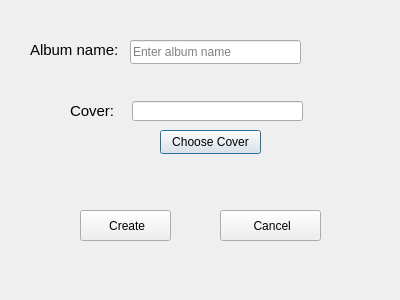
Old version of the form createalbumdialog.ui in the repository Kiana-hash/MusicAppQt.
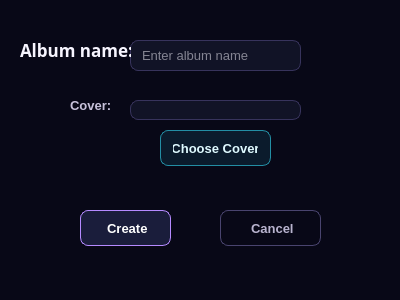
New version of the form.

Commit message: made the ui stylish with stylesheets and added resource file for  background images inside app

Diff of the .ui file:
```diff
--- a/createalbumdialog.ui
+++ b/createalbumdialog.ui
@@ -13,18 +13,360 @@
   <property name="windowTitle">
    <string>Dialog</string>
   </property>
+  <property name="styleSheet">
+   <string notr="true">/* =========================================
+   SHARED DARK SYNTHWAVE FOUNDATION
+   ========================================= */
+
+QWidget {
+    color: #F7F5FF;
+    font-family: &quot;Segoe UI&quot;;
+    font-size: 10pt;
+}
+
+QDialog,
+QMainWindow {
+    background-color: #080817;
+}
+
+/* ---------- Labels ---------- */
+
+QLabel {
+    color: #F7F5FF;
+    background-color: transparent;
+}
+
+/* ---------- Text inputs ---------- */
+
+QLineEdit,
+QTextEdit,
+QSpinBox,
+QComboBox {
+    color: #F7F5FF;
+    background-color: rgba(17, 19, 39, 235);
+
+    border: 1px solid #37335C;
+    border-radius: 8px;
+
+    padding: 6px 9px;
+
+    selection-background-color: #8B5CF6;
+    selection-color: white;
+}
+
+QLineEdit:hover,
+QTextEdit:hover,
+QSpinBox:hover,
+QComboBox:hover {
+    border-color: #625A92;
+}
+
+QLineEdit:focus,
+QTextEdit:focus,
+QSpinBox:focus,
+QComboBox:focus {
+    background-color: #151831;
+    border: 1px solid #27D7F2;
+}
+
+QLineEdit:disabled,
+QTextEdit:disabled,
+QSpinBox:disabled,
+QComboBox:disabled {
+    color: #686581;
+    background-color: #0E1022;
+    border-color: #25233D;
+}
+
+/* ---------- Combo box ---------- */
+
+QComboBox::drop-down {
+    width: 25px;
+    border: none;
+}
+
+QComboBox QAbstractItemView {
+    color: #F7F5FF;
+    background-color: #14162D;
+
+    border: 1px solid #534B82;
+    border-radius: 7px;
+
+    padding: 4px;
+    outline: none;
+
+    selection-color: white;
+    selection-background-color: #734BD1;
+}
+
+/* ---------- Buttons ---------- */
+
+QPushButton {
+    min-height: 30px;
+
+    color: #F7F5FF;
+    background-color: #1A1D3B;
+
+    border: 1px solid #49446F;
+    border-radius: 8px;
+
+    padding: 2px 12px;
+
+    font-weight: 600;
+}
+
+QPushButton:hover {
+    background-color: #27264D;
+    border-color: #9B7CFF;
+}
+
+QPushButton:pressed {
+    background-color: #342A68;
+    border-color: #F15BB5;
+}
+
+QPushButton:focus {
+    border-color: #27D7F2;
+}
+
+QPushButton:disabled {
+    color: #686581;
+    background-color: #101225;
+    border-color: #282640;
+}
+
+/* ---------- Lists ---------- */
+
+QListWidget {
+    color: #F7F5FF;
+    background-color: rgba(14, 16, 35, 238);
+
+    border: 1px solid #302D52;
+    border-radius: 12px;
+
+    padding: 5px;
+    outline: none;
+}
+
+QListWidget::item {
+    min-height: 34px;
+
+    margin: 2px;
+    padding: 6px 9px;
+
+    border-radius: 8px;
+}
+
+QListWidget::item:hover {
+    background-color: rgba(93, 68, 157, 125);
+}
+
+QListWidget::item:selected {
+    color: white;
+    background-color: #6842C2;
+}
+
+/* ---------- Scrollbars ---------- */
+
+QScrollBar:vertical {
+    width: 10px;
+
+    background-color: transparent;
+
+    margin: 5px 2px 5px 0;
+}
+
+QScrollBar::handle:vertical {
+    min-height: 30px;
+
+    background-color: #4C4477;
+    border-radius: 5px;
+}
+
+QScrollBar::handle:vertical:hover {
+    background-color: #8B5CF6;
+}
+
+QScrollBar::add-line:vertical,
+QScrollBar::sub-line:vertical,
+QScrollBar::add-page:vertical,
+QScrollBar::sub-page:vertical {
+    height: 0;
+    background-color: transparent;
+}
+
+/* ---------- Radio buttons ---------- */
+
+QRadioButton {
+    color: #D8D4EC;
+    spacing: 7px;
+}
+
+QRadioButton::indicator {
+    width: 15px;
+    height: 15px;
+
+    background-color: #111327;
+
+    border: 1px solid #625A92;
+    border-radius: 8px;
+}
+
+QRadioButton::indicator:hover {
+    border-color: #27D7F2;
+}
+
+QRadioButton::indicator:checked {
+    background-color: #F15BB5;
+    border: 4px solid #211B43;
+}
+
+/* ---------- Sliders ---------- */
+
+QSlider::groove:horizontal {
+    height: 6px;
+
+    background-color: #292642;
+    border-radius: 3px;
+}
+
+QSlider::sub-page:horizontal {
+    background: qlineargradient(
+        x1: 0,
+        y1: 0,
+        x2: 1,
+        y2: 0,
+        stop: 0 #27D7F2,
+        stop: 0.52 #8B5CF6,
+        stop: 1 #F15BB5
+    );
+
+    border-radius: 3px;
+}
+
+QSlider::add-page:horizontal {
+    background-color: #292642;
+    border-radius: 3px;
+}
+
+QSlider::handle:horizontal {
+    width: 15px;
+
+    margin: -5px 0;
+
+    background-color: #F7F5FF;
+
+    border: 2px solid #A66CFF;
+    border-radius: 8px;
+}
+
+QSlider::handle:horizontal:hover {
+    background-color: #27D7F2;
+    border-color: white;
+}
+
+/* ---------- Tooltips ---------- */
+
+QToolTip {
+    color: white;
+    background-color: #171A35;
+
+    border: 1px solid #8B5CF6;
+    border-radius: 5px;
+
+    padding: 5px;
+}
+
+/* ---------- Message boxes ---------- */
+
+QMessageBox {
+    background-color: #0D0F20;
+}
+
+QMessageBox QLabel {
+    min-width: 260px;
+    color: #F7F5FF;
+}
+
+QMessageBox QPushButton {
+    min-width: 84px;
+}
+/* CREATE ALBUM */
+
+QDialog#CreateAlbumDialog {
+    background: qradialgradient(
+        cx: 0.85,
+        cy: 0.05,
+        radius: 1,
+        stop: 0 #331947,
+        stop: 0.42 #11142D,
+        stop: 1 #080817
+    );
+}
+
+QLabel#label_2 {
+    color: #F7F5FF;
+
+    font-family: &quot;Bahnschrift&quot;;
+    font-size: 13pt;
+    font-weight: 700;
+}
+
+QLabel#label {
+    color: #C7C1DA;
+    font-weight: 600;
+}
+
+QPushButton#createButton {
+    color: white;
+
+    background: qlineargradient(
+        x1: 0,
+        y1: 0,
+        x2: 1,
+        y2: 0,
+        stop: 0 #6941C6,
+        stop: 0.55 #8B5CF6,
+        stop: 1 #D946A5
+    );
+
+    border-color: #B58AFF;
+}
+
+QPushButton#createButton:hover {
+    border-color: #27D7F2;
+}
+
+QPushButton#chooseCoverButton {
+    color: #DFFAFF;
+    background-color: rgba(39, 215, 242, 24);
+    border-color: #238EA4;
+}
+
+QPushButton#chooseCoverButton:hover {
+    color: #07151A;
+    background-color: #27D7F2;
+}
+
+QPushButton#cancelButton {
+    color: #B9B4CF;
+    background-color: transparent;
+}</string>
+  </property>
   <widget class="QLabel" name="label">
    <property name="geometry">
     <rect>
      <x>70</x>
      <y>90</y>
-     <width>61</width>
-     <height>41</height>
+     <width>41</width>
+     <height>31</height>
     </rect>
    </property>
    <property name="font">
     <font>
-     <pointsize>11</pointsize>
+     <family>Segoe UI</family>
+     <pointsize>10</pointsize>
+     <fontweight>DemiBold</fontweight>
     </font>
    </property>
    <property name="text">
@@ -34,8 +376,8 @@
   <widget class="QLineEdit" name="coverPathLineEdit">
    <property name="geometry">
     <rect>
-     <x>132</x>
-     <y>101</y>
+     <x>130</x>
+     <y>100</y>
      <width>171</width>
      <height>20</height>
     </rect>
@@ -49,8 +391,8 @@
     <rect>
      <x>160</x>
      <y>130</y>
-     <width>101</width>
-     <height>24</height>
+     <width>111</width>
+     <height>36</height>
     </rect>
    </property>
    <property name="text">
@@ -63,7 +405,7 @@
      <x>80</x>
      <y>210</y>
      <width>91</width>
-     <height>31</height>
+     <height>36</height>
     </rect>
    </property>
    <property name="text">
@@ -76,7 +418,7 @@
      <x>220</x>
      <y>210</y>
      <width>101</width>
-     <height>31</height>
+     <height>36</height>
     </rect>
    </property>
    <property name="text">
@@ -89,7 +431,7 @@
      <x>130</x>
      <y>40</y>
      <width>171</width>
-     <height>24</height>
+     <height>31</height>
     </rect>
    </property>
    <property name="placeholderText">
@@ -99,7 +441,7 @@
   <widget class="QLabel" name="label_2">
    <property name="geometry">
     <rect>
-     <x>30</x>
+     <x>20</x>
      <y>40</y>
      <width>111</width>
      <height>20</height>
@@ -107,7 +449,9 @@
    </property>
    <property name="font">
     <font>
-     <pointsize>11</pointsize>
+     <family>Bahnschrift</family>
+     <pointsize>13</pointsize>
+     <bold>true</bold>
     </font>
    </property>
    <property name="text">
```
The commit also changes 25 other files.
